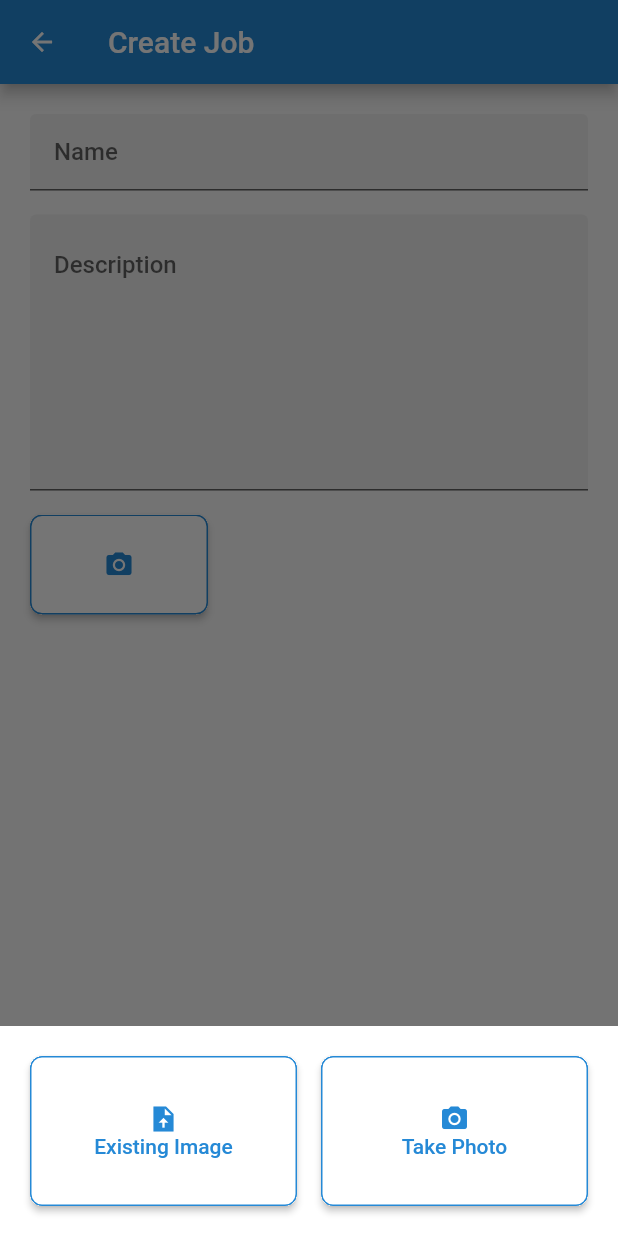
After one commit to PC-Chair-Fight/project-frontend, a Flutter app: the CreateJobScreen screen opened by its route, after a tap on the "photo camera" icon, on a phone screen of 412 x 824 dp. The commit adds this screen. Run offline on Flutter 3.47's test engine with Material 2 defaults, Android fonts, the phone set to English and light mode, and no system bars; our stand-ins replace dio, font_awesome_flutter, get_it, image_picker, shared_preferences; missing offline and left inert: date_range_form_field; accounts and stored records are empty.

Commit message:
Catalin/pcchair 11/create job (#17)
* Implemented UI

* Working image picker on web/mobile, job service method prototype

* Renamed JobModel to Job

* Added provider method & calls from UI

* Changed order of packages in pubspec

* Fixed aspectRatio param in CardGridEntry, made JobsProvider exceptions dynamic

* Fixed unused import

* Integrated with backend, fixed image loading and json parsing errors, removed "see job" button from Scaffold

* Fixed unused import

```diff
--- a/lib/app.dart
+++ b/lib/app.dart
@@ -5,6 +5,7 @@ import 'package:project/config/theme.config.dart';
 import 'package:project/generated/l10n.dart';
 import 'package:project/modules/auth/screens/login.screen.dart';
 import 'package:project/modules/auth/screens/register.screen.dart';
+import 'package:project/modules/job/screens/create_job.screen.dart';
 import 'package:project/modules/job/screens/job_details.screen.dart';
 import 'package:project/modules/main/screens/main_wrapper.screen.dart';
 
@@ -20,6 +21,7 @@ class App extends StatelessWidget {
         RegisterScreen.route: (context) => RegisterScreen(),
         MainWrapperScreen.route: (context) => MainWrapperScreen(),
         JobDetailsScreen.route: (context) => JobDetailsScreen(),
+        CreateJobScreen.route: (context) => CreateJobScreen()
       },
       initialRoute: LoginScreen.route,
       theme: ThemeConfig.of(context).buildThemeData(),
--- a/lib/l10n/intl_en.arb
+++ b/lib/l10n/intl_en.arb
@@ -76,5 +76,15 @@
   "JobsDashboardScreen_search": "Search field...",
   "@JobsDashboardScreen": {
   },
-  "JobsDashboardScreen_postJob": "Post a Job"
+  "JobsDashboardScreen_postJob": "Post a Job",
+  "@CreateJobScreen": {
+  },
+  "CreateJobScreen_title": "Create Job",
+  "CreateJobScreen_form_name": "Name",
+  "CreateJobScreen_form_description": "Description",
+  "CreateJobScreen_validator_name_required": "Please enter a name for the job",
+  "CreateJobScreen_validator_description_required": "Please enter a description for the job",
+  "CreateJobScreen_submit": "Create Job",
+  "CreateJobScreen_back": "Go Back",
+  "CreateJobScreen_success": "Job Created"
 }
--- a/lib/modules/job/models/job.model.dart
+++ b/lib/modules/job/models/job.model.dart
@@ -25,8 +25,10 @@ class Job {
       : id = json['id'],
         name = json['name'],
         description = json['description'],
-        images = json['images'] as List<String>? ?? [],
-        bids = (json['bids'] as List<dynamic>)
+        images = (json['images'] as List? ?? [])
+            .map((e) => e.toString())
+            .toList(),
+        bids = (json['bids'] as List? ?? [])
             .map((json) => Bid.fromJson(json))
             .toList(),
         user = json.containsKey('user') ? User.fromJson(json['user']) : null,
--- a/lib/modules/job/providers/jobs.provider.dart
+++ b/lib/modules/job/providers/jobs.provider.dart
@@ -1,7 +1,8 @@
+import 'dart:typed_data';
+
 import 'package:flutter/cupertino.dart';
 import 'package:project/config/inject.config.dart';
 import 'package:project/core/app_provider.dart';
-import 'package:project/core/exceptions/base.exception.dart';
 import 'package:project/modules/job/models/job.model.dart';
 import 'package:project/modules/job/services/job.service.dart';
 
@@ -9,23 +10,52 @@ class JobsProvider extends AppProvider {
   final _jobService = inject.get<JobService>();
 
   List<Job> _jobs = [];
+
   bool _fetchLoading = false;
   dynamic _fetchError;
 
   bool get fetchLoading => _fetchLoading;
 
+  dynamic get fetchError => _fetchError;
+
+  bool _addLoading = false;
+  dynamic _addError;
+
+  bool get addLoading => _addLoading;
+
+  dynamic get addError => _addError;
+
   List<Job> get jobs => _jobs;
 
-  BaseException? get fetchError => _fetchError;
+  JobsProvider(BuildContext ctx) : super(ctx);
 
-  JobsProvider(BuildContext ctx)
-      : super(ctx);
+  Future<Job?> addJob(
+    String name,
+    String description,
+    List<Uint8List> images,
+  ) async {
+    _addLoading = false;
+    _addError = null;
+    notify('addJob', notificationType: NotificationType.Start);
+
+    try {
+      final createdJob = await _jobService.createJob(
+          name, description, images);
+      _addLoading = false;
+      notify('addJob', notificationType: NotificationType.Success);
+      return createdJob;
+    } catch (e) {
+      _addError = e;
+      _addLoading = false;
+      notify('addJob', notificationType: NotificationType.Failure, error: e);
+    }
+  }
 
   Future<void> updateJob(Job job) async {
     notify('updateJob', notificationType: NotificationType.Start);
 
     final found = _jobs.indexWhere((element) => element.id == job.id);
-    if (found == -1){
+    if (found == -1) {
       return;
     }
 
--- /dev/null
+++ b/lib/modules/job/screens/create_job.screen.dart
@@ -0,0 +1,22 @@
+import 'package:flutter/foundation.dart';
+import 'package:flutter/material.dart';
+import 'package:project/generated/l10n.dart';
+import 'package:project/modules/job/widgets/create_job.widget.dart';
+
+class CreateJobScreen extends StatelessWidget {
+  static const String route = '/create_job';
+
+  const CreateJobScreen({Key? key}) : super(key: key);
+
+  @override
+  Widget build(BuildContext context) {
+    return Scaffold(
+      appBar: kIsWeb
+          ? null
+          : AppBar(
+              title: Text(S.of(context).CreateJobScreen_title),
+            ),
+      body: CreateJob(),
+    );
+  }
+}
--- a/lib/modules/job/screens/job_details.screen.dart
+++ b/lib/modules/job/screens/job_details.screen.dart
@@ -33,7 +33,7 @@ class _JobDetailsScreenState extends State<JobDetailsScreen> {
 
   @override
   Widget build(BuildContext context) {
-    final provider = Provider.of<JobDetailsProvider>(context, listen: false);
+    final provider = Provider.of<JobDetailsProvider>(context);
     if (provider.error != null) {
       Navigator.pop(context); // TODO error screen
     }
--- a/lib/modules/job/widgets/bidder_card.widget.dart
+++ b/lib/modules/job/widgets/bidder_card.widget.dart
@@ -3,6 +3,7 @@ import 'package:flutter/material.dart';
 import 'package:flutter/rendering.dart';
 import 'package:project/config/theme.config.dart';
 import 'package:project/modules/job/models/bid.model.dart';
+import 'package:project/modules/shared/utils/authenticated_network_image.utils.dart';
 
 class BidderCardWidget extends StatelessWidget {
   final Bid bid;
@@ -26,7 +27,8 @@ class BidderCardWidget extends StatelessWidget {
                   child: Image(
                       image: (bid.worker?.user?.profilePicture == null
                               ? AssetImage('assets/images/placeholder/blank-profile-picture.png')
-                              : NetworkImage(bid.worker!.user!.profilePicture!))
+                              : authNetworkImage(
+                                  context, bid.worker!.user!.profilePicture!))
                           as ImageProvider),
                 ),
               ),
--- /dev/null
+++ b/lib/modules/job/widgets/create_job.widget.dart
@@ -0,0 +1,163 @@
+import 'dart:typed_data';
+
+import 'package:flutter/material.dart';
+import 'package:project/config/theme.config.dart';
+import 'package:project/modules/job/models/job.model.dart';
+import 'package:project/modules/job/providers/jobs.provider.dart';
+import 'package:project/modules/job/widgets/job_form.widget.dart';
+import 'package:project/modules/shared/utils/screen_layout.utils.dart';
+import 'package:project/generated/l10n.dart';
+import 'package:provider/provider.dart';
+
+class CreateJob extends StatefulWidget {
+  const CreateJob({Key? key}) : super(key: key);
+
+  @override
+  _CreateJobState createState() => _CreateJobState();
+}
+
+class _CreateJobState extends State<CreateJob> {
+  final _formKey = GlobalKey<JobFormState>();
+
+  @override
+  Widget build(BuildContext context) {
+    final jobsProvider = Provider.of<JobsProvider>(context);
+
+    return ScreenLayout.isSmall(context)
+        ? Padding(
+            padding: EdgeInsets.symmetric(
+                horizontal: ThemeConfig.of(context).appMargin),
+            child: CustomScrollView(
+              slivers: [
+                SliverToBoxAdapter(
+                  child: SizedBox(
+                    height: ThemeConfig.of(context).appMargin,
+                  ),
+                ),
+                SliverToBoxAdapter(
+                  child: JobForm(
+                    key: _formKey,
+                  ),
+                ),
+                SliverFillRemaining(
+                  hasScrollBody: false,
+                  child: Column(
+                    crossAxisAlignment: CrossAxisAlignment.stretch,
+                    children: [
+                      Spacer(),
+                      SizedBox(
+                        height: ThemeConfig.of(context).largeSpacing,
+                      ),
+                      ElevatedButton(
+                        onPressed: () {
+                          final formResult =
+                          _formKey.currentState?.submit();
+                          if (formResult != null)
+                            _addJob(
+                              jobsProvider,
+                              formResult.jobModel,
+                              formResult.images,
+                            );
+                        },
+                        child: Text(S.of(context).CreateJobScreen_submit),
+                      ),
+                      SizedBox(height: ThemeConfig.of(context).mediumSpacing),
+                      OutlinedButton(
+                        onPressed: () => Navigator.of(context).pop(),
+                        child: Text(S.of(context).CreateJobScreen_back),
+                      ),
+                      SizedBox(
+                        height: ThemeConfig.of(context).appMargin,
+                      ),
+                    ],
+                  ),
+                ),
+              ],
+            ),
+          )
+        : SingleChildScrollView(
+            child: Padding(
+              padding: EdgeInsets.all(
+                ThemeConfig.of(context).appMargin,
+              ),
+              child: ConstrainedBox(
+                constraints: BoxConstraints(
+                  minHeight: MediaQuery.of(context).size.height,
+                ),
+                child: Center(
+                  child: Column(
+                    mainAxisSize: MainAxisSize.min,
+                    children: [
+                      ConstrainedBox(
+                        constraints: BoxConstraints(
+                            maxWidth: ThemeConfig.of(context).appMediumWidth),
+                        child: JobForm(
+                          key: _formKey,
+                        ),
+                      ),
+                      SizedBox(
+                        height: ThemeConfig.of(context).largeSpacing,
+                      ),
+                      ConstrainedBox(
+                        constraints: BoxConstraints(
+                          maxWidth: ThemeConfig.of(context).appSmallWidth,
+                        ),
+                        child: Column(
+                          crossAxisAlignment: CrossAxisAlignment.stretch,
+                          children: [
+                            ElevatedButton(
+                              onPressed: () {
+                                final formResult =
+                                    _formKey.currentState?.submit();
+                                if (formResult != null)
+                                  _addJob(
+                                    jobsProvider,
+                                    formResult.jobModel,
+                                    formResult.images,
+                                  );
+                              },
+                              child: Text(S.of(context).CreateJobScreen_submit),
+                            ),
+                            SizedBox(
+                                height: ThemeConfig.of(context).mediumSpacing),
+                            OutlinedButton(
+                              onPressed: () => Navigator.of(context).pop(),
+                              child: Text(S.of(context).CreateJobScreen_back),
+                            ),
+                          ],
+                        ),
+                      )
+                    ],
+                  ),
+                ),
+              ),
+            ),
+          );
+  }
+
+  void _addJob(JobsProvider provider, Job job, List<Uint8List> images) {
+    provider.addJob(job.name!, job.description!, images).then(
+      (job) {
+        if (provider.addError == null) Navigator.pop(context);
+        ScaffoldMessenger.of(context).showSnackBar(
+          SnackBar(
+            backgroundColor: provider.addError == null
+                ? ThemeConfig.of(context).successColor
+                : ThemeConfig.of(context).errorColor,
+            content: Text(
+              provider.addError?.message ??
+                  S.of(context).CreateJobScreen_success,
+              textAlign: TextAlign.center,
+              style: TextStyle(
+                color: provider.addError == null
+                    ? ThemeConfig.of(context).onSuccessColor
+                    : ThemeConfig.of(context).onErrorColor,
+              ),
+            ),
+            duration: Duration(seconds: 4),
+          ),
+        );
+      },
+    );
+  }
+}
--- /dev/null
+++ b/lib/modules/job/widgets/job_form.widget.dart
@@ -0,0 +1,204 @@
+import 'dart:async';
+import 'dart:typed_data';
+
+import 'package:flutter/foundation.dart';
+import 'package:flutter/material.dart';
+import 'package:image_picker/image_picker.dart';
+import 'package:project/config/theme.config.dart';
+import 'package:project/modules/job/models/job.model.dart';
+import 'package:project/modules/shared/widgets/card_grid_entry.widget.dart';
+import 'package:project/modules/job/widgets/new_job_image.widget.dart';
+import 'package:project/modules/shared/utils/screen_layout.utils.dart';
+import 'package:project/modules/shared/utils/validators.utils.dart';
+import 'package:project/generated/l10n.dart';
+import 'package:project/modules/shared/widgets/column_count_grid.widget.dart';
+
+import 'package:project/modules/shared/widgets/loading_indicator.widget.dart';
+
+class JobForm extends StatefulWidget {
+  JobForm({Key? key}) : super(key: key);
+
+  @override
+  JobFormState createState() => JobFormState();
+}
+
+class JobFormState extends State<JobForm> {
+  final _formKey = GlobalKey<FormState>();
+  final _imagePicker = ImagePicker();
+
+  final _nameController = TextEditingController();
+  final _descriptionController = TextEditingController();
+
+  final List<Uint8List> _images = [];
+
+  bool _processingImage = false;
+
+  // on web, when cancelling the file dialog, the image picker future never finishes.
+  // this is to avoid disabling the add picture button if we're on web
+  bool get _shouldDisableAddPictureButton => !kIsWeb && _processingImage;
+
+  JobFormResult? submit() {
+    if (_formKey.currentState?.validate() ?? false) {
+      return JobFormResult(
+        Job(
+          name: _nameController.text,
+          description: _descriptionController.text,
+        ),
+        _images,
+      );
+    }
+  }
+
+  @override
+  void dispose() {
+    _nameController.dispose();
+    _descriptionController.dispose();
+    super.dispose();
+  }
+
+  @override
+  Widget build(BuildContext context) {
+    return Form(
+      key: _formKey,
+      child: Column(
+        mainAxisSize: MainAxisSize.min,
+        crossAxisAlignment: CrossAxisAlignment.stretch,
+        children: [
+          TextFormField(
+            textInputAction: TextInputAction.next,
+            maxLines: 1,
+            controller: _nameController,
+            validator: (value) => UtilValidators.guard(value)
+                .required(S.of(context).CreateJobScreen_validator_name_required)
+                .message,
+            decoration: InputDecoration(
+              label: Text(S.of(context).CreateJobScreen_form_name),
+            ),
+          ),
+          SizedBox(height: ThemeConfig.of(context).mediumSpacing),
+          TextFormField(
+            controller: _descriptionController,
+            validator: (value) => UtilValidators.guard(value)
+                .required(S
+                    .of(context)
+                    .CreateJobScreen_validator_description_required)
+                .message,
+            keyboardType: TextInputType.multiline,
+            minLines: 8,
+            maxLines: null,
+            decoration: InputDecoration(
+              alignLabelWithHint: true,
+              label: Text(S.of(context).CreateJobScreen_form_description),
+            ),
+          ),
+          SizedBox(height: ThemeConfig.of(context).mediumSpacing),
+          ColumnCountGrid(
+            columnAlignment: WrapAlignment.start,
+            count: ScreenLayout.isWide(context) ? 5 : 3,
+            rowSpacing: ThemeConfig.of(context).smallSpacing,
+            columnSpacing: ThemeConfig.of(context).smallSpacing,
+            children: <Widget>[
+              ..._images.asMap().entries.map(
+                    (entry) => NewJobImage(
+                      image: MemoryImage(entry.value),
+                      onRemoved: () => setState(
+                        () {
+                          _images.removeAt(entry.key);
+                        },
+                      ),
+                    ),
+                  ),
+              CardGridEntry(
+                aspectRatio: 1.78,
+                child: OutlinedButton(
+                  onPressed: _shouldDisableAddPictureButton
+                      ? null
+                      : () async {
+                          late final Future<XFile?> imageFuture;
+                          if (kIsWeb)
+                            imageFuture = _imagePicker.pickImage(
+                              source: ImageSource.gallery,
+                            );
+                          else
+                            await showModalBottomSheet(
+                              context: context,
+                              builder: (context) => Padding(
+                                padding: EdgeInsets.all(
+                                    ThemeConfig.of(context).appMargin),
+                                child: ColumnCountGrid(
+                                  count: 2,
+                                  rowSpacing:
+                                      ThemeConfig.of(context).mediumSpacing,
+                                  columnSpacing:
+                                      ThemeConfig.of(context).mediumSpacing,
+                                  children: [
+                                    {
+                                      'src': ImageSource.gallery,
+                                      'icon': Icons.upload_file_sharp,
+                                      'txt': 'Existing Image'
+                                    },
+                                    {
+                                      'src': ImageSource.camera,
+                                      'icon': Icons.photo_camera,
+                                      'txt': 'Take Photo'
+                                    }
+                                  ]
+                                      .map(
+                                        (e) => CardGridEntry(
+                                          aspectRatio: 1.78,
+                                          child: OutlinedButton(
+                                            onPressed: () async {
+                                              Navigator.of(context).pop();
+                                              imageFuture =
+                                                  _imagePicker.pickImage(
+                                                source: e['src'] as ImageSource,
+                                              );
+                                            },
+                                            child: Column(
+                                              mainAxisAlignment:
+                                                  MainAxisAlignment.center,
+                                              children: [
+                                                Icon(e['icon'] as IconData),
+                                                Text(e['txt'] as String)
+                                              ],
+                                            ),
+                                          ),
+                                        ),
+                                      )
+                                      .toList(),
+                                ),
+                              ),
+                            );
+
+                          setState(() => _processingImage = true);
+                          unawaited(
+                            imageFuture.then((image) async {
+                              final bytes = await image?.readAsBytes();
+                              if (bytes != null)
+                                setState(() => _images.add(bytes));
+                            }).whenComplete(
+                              () => setState(() => _processingImage = false),
+                            ),
+                          );
+                        },
+                  child: _shouldDisableAddPictureButton
+                      ? LoadingIndicator(
+                          type: LoadingIndicatorType.OutlinedButton,
+                        )
+                      : Icon(Icons.photo_camera),
+                ),
+              ),
+            ],
+          ),
+        ],
+      ),
+    );
+  }
+}
+
+class JobFormResult {
+  final Job jobModel;
+  final List<Uint8List> images;
+
+  JobFormResult(this.jobModel, this.images);
+}
--- a/lib/modules/job/widgets/jobs_dashboard_toolbar.widget.dart
+++ b/lib/modules/job/widgets/jobs_dashboard_toolbar.widget.dart
@@ -1,6 +1,7 @@
 import 'package:flutter/material.dart';
 import 'package:project/config/theme.config.dart';
 import 'package:project/generated/l10n.dart';
+import 'package:project/modules/job/screens/create_job.screen.dart';
 import 'package:project/modules/shared/utils/screen_layout.utils.dart';
 
 class JobsDashboardToolbar extends StatelessWidget {
@@ -34,7 +35,8 @@ class JobsDashboardToolbar extends StatelessWidget {
                 ),
                 SizedBox(width: ThemeConfig.of(context).mediumSpacing),
                 FloatingActionButton.small(
-                  onPressed: () {},
+                  onPressed: () =>
+                      Navigator.pushNamed(context, CreateJobScreen.route),
                   child: Icon(Icons.note_add),
                 ),
               ],
--- /dev/null
+++ b/lib/modules/shared/widgets/card_grid_entry.widget.dart
@@ -0,0 +1,23 @@
+import 'package:flutter/material.dart';
+
+class CardGridEntry extends StatelessWidget {
+  final Widget child;
+  final double aspectRatio;
+
+  const CardGridEntry({
+    Key? key,
+    required double this.aspectRatio,
+    required Widget this.child,
+  }) : super(key: key);
+
+  @override
+  Widget build(BuildContext context) {
+    return Card(
+      clipBehavior: Clip.hardEdge,
+      child: AspectRatio(
+        aspectRatio: aspectRatio,
+        child: child,
+      ),
+    );
+  }
+}
--- /dev/null
+++ b/lib/modules/shared/widgets/column_count_grid.widget.dart
@@ -0,0 +1,54 @@
+import 'package:flutter/material.dart';
+
+class ColumnCountGrid extends StatelessWidget {
+  final List<Widget> children;
+  final double rowSpacing;
+  final double columnSpacing;
+  final int count;
+  final WrapAlignment alignment;
+  final WrapCrossAlignment rowAlignment;
+  final WrapAlignment columnAlignment;
+  final double minRowHeight;
+  final double maxRowHeight;
+
+  ColumnCountGrid({
+    Key? key,
+    required List<Widget> this.children,
+    required int this.count,
+    double this.rowSpacing = 0.0,
+    double this.columnSpacing = 0.0,
+    double this.minRowHeight = 0.0,
+    double this.maxRowHeight = double.infinity,
+    WrapAlignment this.alignment = WrapAlignment.start,
+    WrapCrossAlignment this.rowAlignment = WrapCrossAlignment.start,
+    WrapAlignment this.columnAlignment = WrapAlignment.start,
+  }) : super(key: key);
+
+  @override
+  Widget build(BuildContext context) {
+    return LayoutBuilder(
+      builder: (context, size) => Wrap(
+        direction: Axis.horizontal,
+        runSpacing: rowSpacing,
+        spacing: columnSpacing,
+        alignment: alignment,
+        crossAxisAlignment: rowAlignment,
+        runAlignment: columnAlignment,
+        children: children
+            .map(
+              (c) => ConstrainedBox(
+                // make a wrap child be just wide enough to fit count such
+                // children on a row, taking into account the spacing
+                constraints: BoxConstraints(
+                  maxWidth: (size.maxWidth - columnSpacing * (count - 1)) / count,
+                  minHeight: minRowHeight,
+                  maxHeight: maxRowHeight,
+                ),
+                child: c,
+              ),
+            )
+            .toList(),
+      ),
+    );
+  }
+}
--- a/lib/modules/shared/widgets/loading_indicator.widget.dart
+++ b/lib/modules/shared/widgets/loading_indicator.widget.dart
@@ -12,11 +12,14 @@ class LoadingIndicator extends StatelessWidget {
       case LoadingIndicatorType.Regular:
         return CircularProgressIndicator();
       case LoadingIndicatorType.Button:
+      case LoadingIndicatorType.OutlinedButton:
         return SizedBox(
           width: ThemeConfig.of(context).buttonHeight / 2,
           height: ThemeConfig.of(context).buttonHeight / 2,
           child: CircularProgressIndicator(
-            color: ThemeConfig.of(context).onPrimaryColor,
+            color: type == LoadingIndicatorType.Button
+                ? ThemeConfig.of(context).onPrimaryColor
+                : ThemeConfig.of(context).primaryColor,
           ),
         );
       case LoadingIndicatorType.Page:
@@ -28,5 +31,6 @@ class LoadingIndicator extends StatelessWidget {
 enum LoadingIndicatorType {
   Regular,
   Button,
+  OutlinedButton,
   Page,
 }
--- a/pubspec.yaml
+++ b/pubspec.yaml
@@ -25,6 +25,8 @@ dependencies:
   cupertino_icons: ^1.0.2
   font_awesome_flutter: ^9.2.0
   date_range_form_field: ^1.0.2
+  image_picker: ^0.8.4+4
+  image: ^3.1.0
   flutter_svg: ^1.0.0
   # Translations
   intl: ^0.17.0
```
Also changed, not shown: lib/modules/job/services/job.service.dart (+56 -0 lines), lib/modules/job/widgets/job_details.widget.dart (+15 -21 lines), lib/modules/job/widgets/new_job_image.widget.dart (added, +47 -0 lines), lib/modules/shared/utils/authenticated_network_image.utils.dart (added, +15 -0 lines), lib/generated/intl/messages_en.dart, lib/generated/l10n.dart, pubspec.lock.
